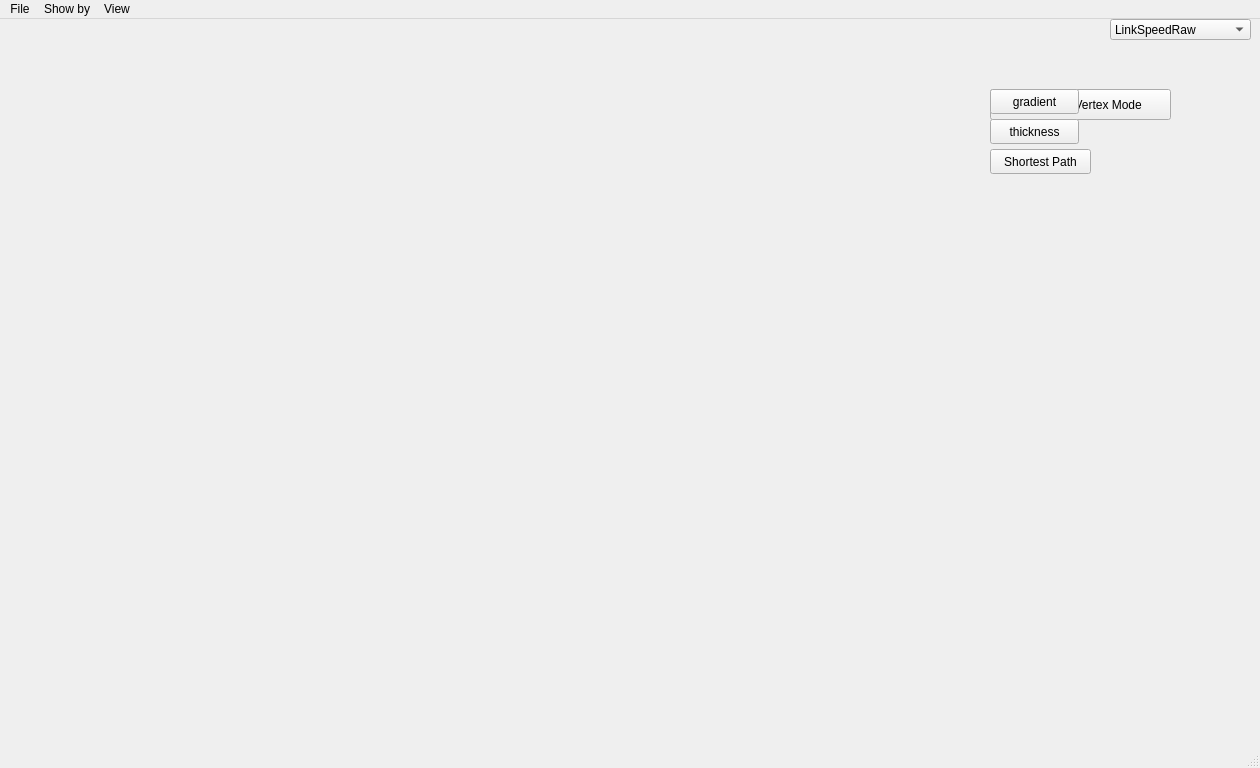
gintalk/network-visualization-main, file frontend/resource/GUI.ui: the form before one commit.
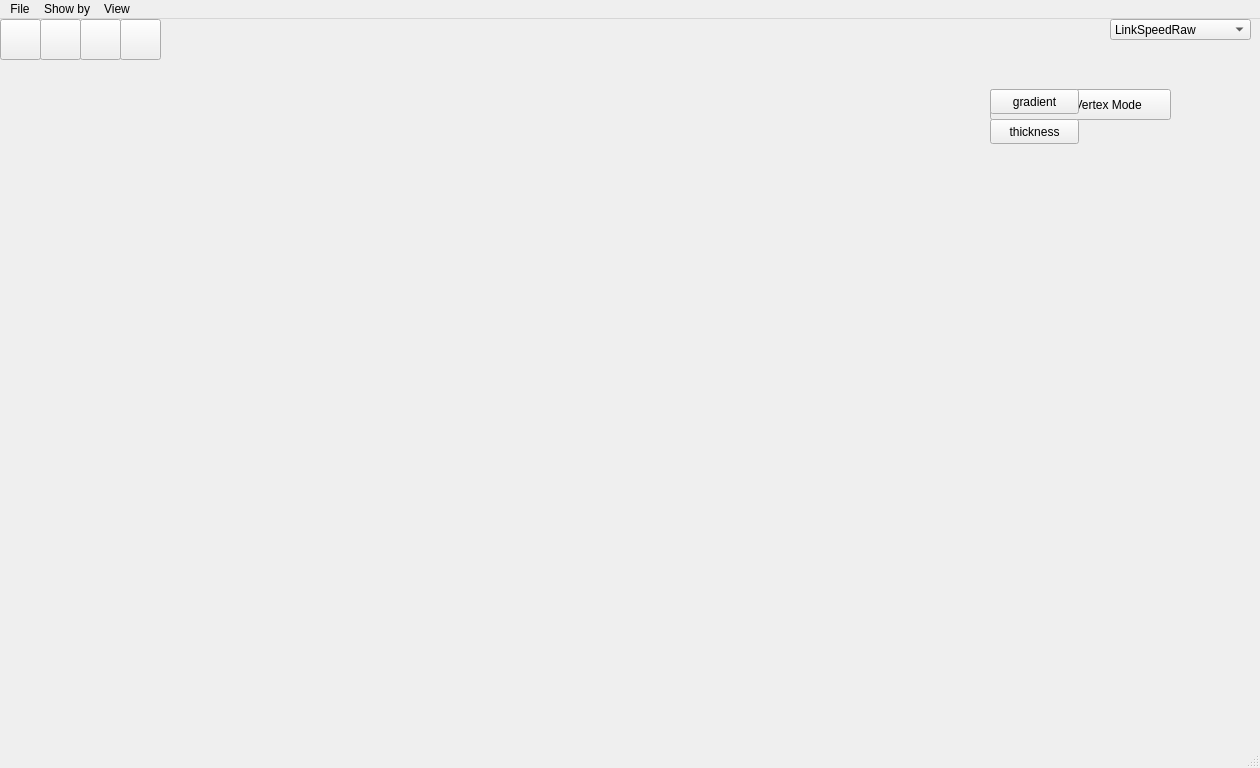
The form after the commit. Icons and pictures are not drawn.

Commit message: Add Button for zoom,shortest path func

The edit to the form file:
```diff
--- a/frontend/resource/GUI.ui
+++ b/frontend/resource/GUI.ui
@@ -18,9 +18,9 @@
     <property name="geometry">
      <rect>
       <x>-10</x>
-      <y>-5</y>
+      <y>35</y>
       <width>1001</width>
-      <height>751</height>
+      <height>711</height>
      </rect>
     </property>
    </widget>
@@ -35,19 +35,6 @@
     </property>
     <layout class="QGridLayout" name="infolayout"/>
    </widget>
-   <widget class="QPushButton" name="shortestpath">
-    <property name="geometry">
-     <rect>
-      <x>990</x>
-      <y>130</y>
-      <width>101</width>
-      <height>25</height>
-     </rect>
-    </property>
-    <property name="text">
-     <string>Shortest Path</string>
-    </property>
-   </widget>
    <widget class="QPushButton" name="addvertex">
     <property name="geometry">
      <rect>
@@ -117,6 +104,58 @@
      </property>
     </item>
    </widget>
+   <widget class="QPushButton" name="shortest_path">
+    <property name="geometry">
+     <rect>
+      <x>0</x>
+      <y>0</y>
+      <width>41</width>
+      <height>41</height>
+     </rect>
+    </property>
+    <property name="text">
+     <string/>
+    </property>
+   </widget>
+   <widget class="QPushButton" name="zoom_in">
+    <property name="geometry">
+     <rect>
+      <x>40</x>
+      <y>0</y>
+      <width>41</width>
+      <height>41</height>
+     </rect>
+    </property>
+    <property name="text">
+     <string/>
+    </property>
+   </widget>
+   <widget class="QPushButton" name="zoom_out">
+    <property name="geometry">
+     <rect>
+      <x>80</x>
+      <y>0</y>
+      <width>41</width>
+      <height>41</height>
+     </rect>
+    </property>
+    <property name="text">
+     <string/>
+    </property>
+   </widget>
+   <widget class="QPushButton" name="reset_zoom">
+    <property name="geometry">
+     <rect>
+      <x>120</x>
+      <y>0</y>
+      <width>41</width>
+      <height>41</height>
+     </rect>
+    </property>
+    <property name="text">
+     <string/>
+    </property>
+   </widget>
   </widget>
   <widget class="QMenuBar" name="menubar">
    <property name="geometry">
```
The commit also changes 1 other file.
